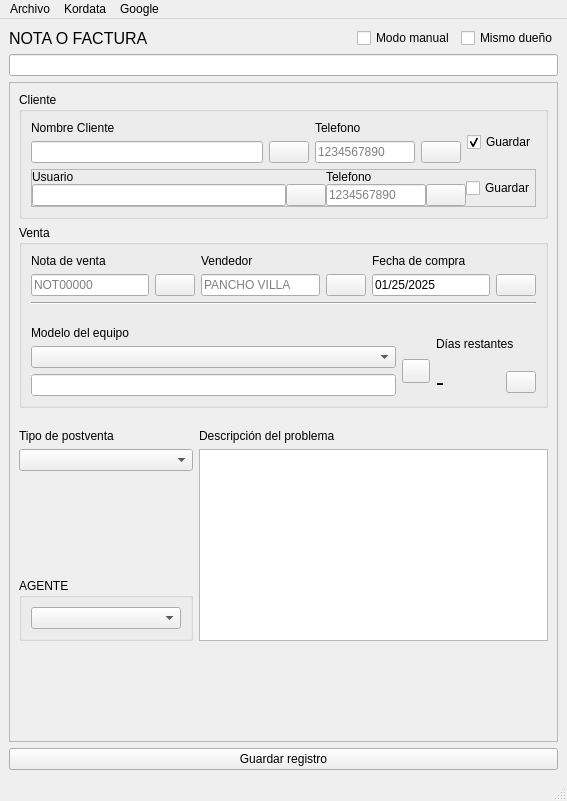
Qt form ui/aftersalesui.ui (gabod22/Pixel-after-sell-reporter) before a commit.
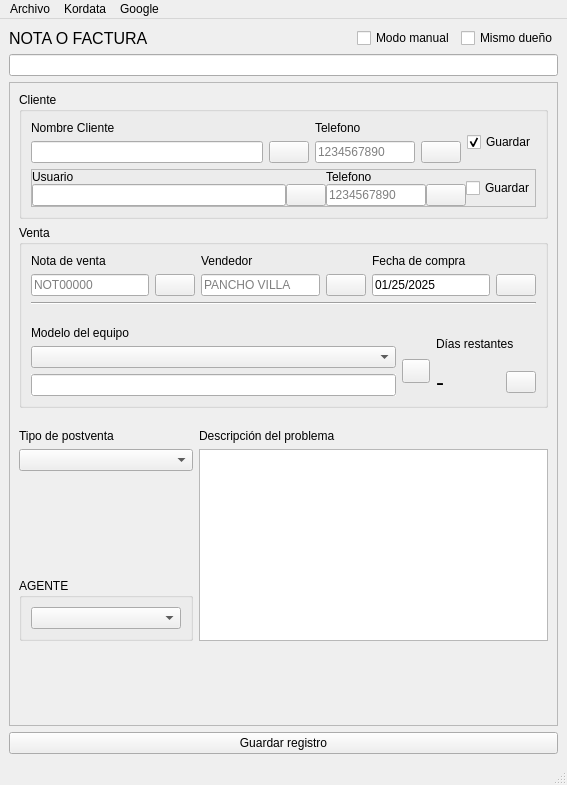
The same form after that commit. Icons and pictures are not drawn.

```diff
--- a/ui/aftersalesui.ui
+++ b/ui/aftersalesui.ui
@@ -7,7 +7,7 @@
     <x>0</x>
     <y>0</y>
     <width>567</width>
-    <height>801</height>
+    <height>785</height>
    </rect>
   </property>
   <property name="windowTitle">
@@ -83,7 +83,7 @@
          <x>0</x>
          <y>0</y>
          <width>547</width>
-         <height>638</height>
+         <height>622</height>
         </rect>
        </property>
        <layout class="QVBoxLayout" name="verticalLayout_14">
```
Left out of the diff: 8 changed lines with no effect on the pictures.
